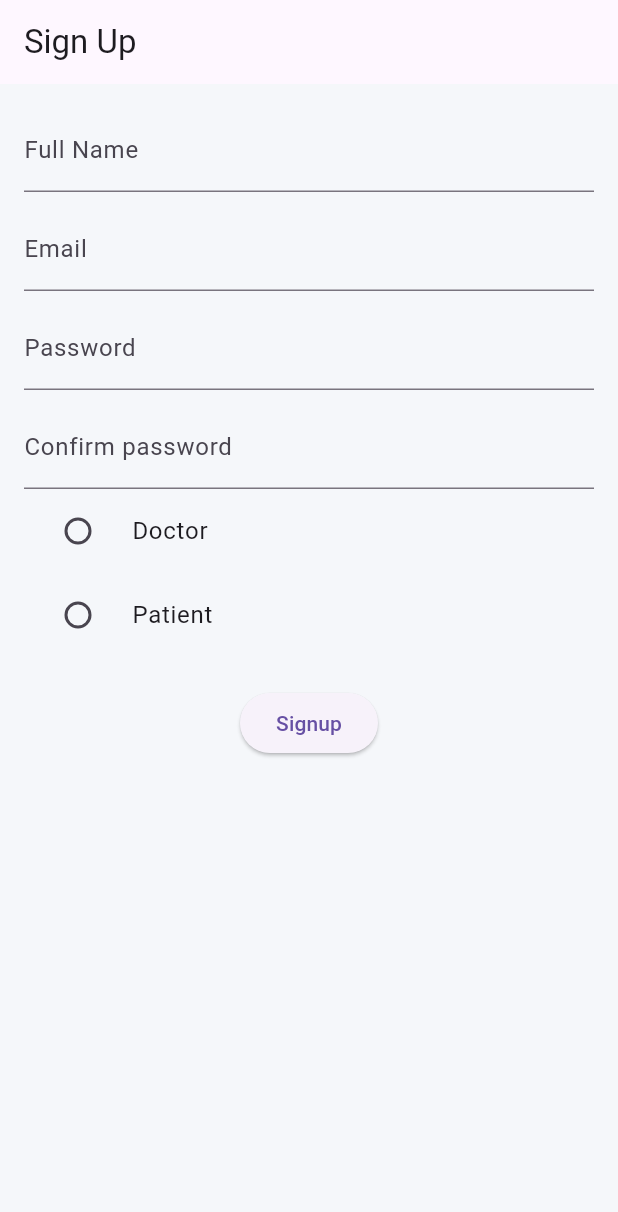
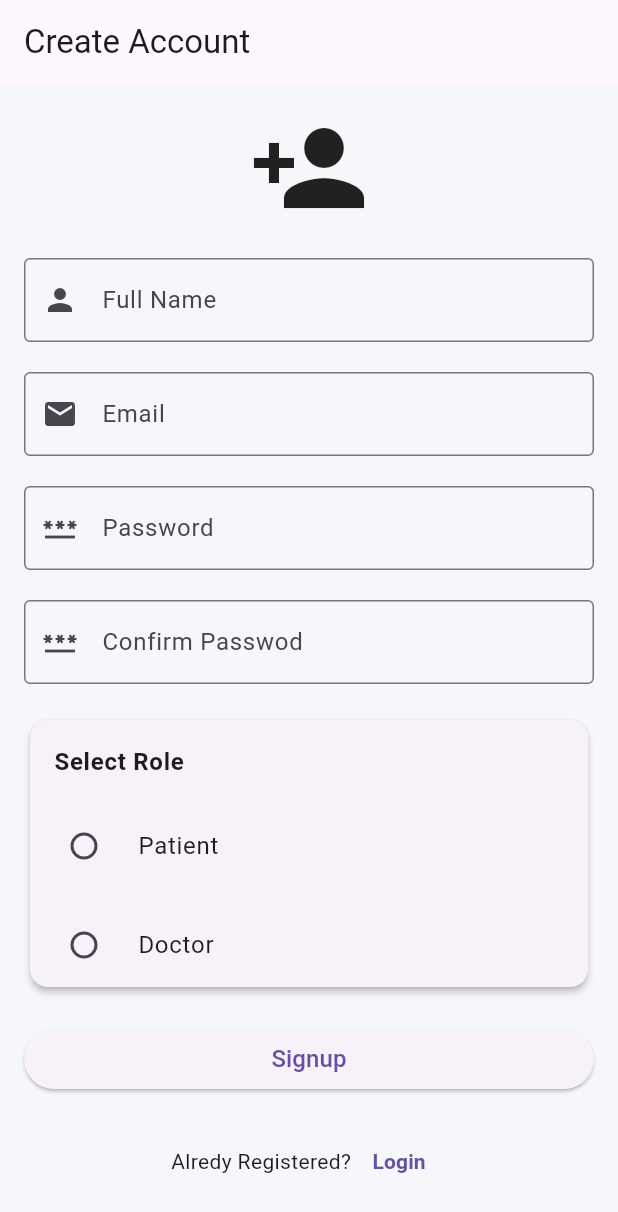
Before and after one commit to OmkarLondhe10/Online_Doctor_Appointment_System, a Flutter app: the screen it shows after launch, on a phone screen of 412 x 824 dp. Shown: the top 1212 px of the screen. Run offline on Flutter 3.47's test engine with Material 3 defaults, Android fonts, the light colour scheme and no system bars.

Commit message:
Login and Signup Ui fixes done

```diff
--- a/lib/main.dart
+++ b/lib/main.dart
@@ -18,7 +18,7 @@ class MyApp extends StatelessWidget {
       primaryColor: primaryColor,
       scaffoldBackgroundColor: bgColor,
         ),
-      home: RegisterScreen(),
+      home: SignupScreen(),
     );
   }
 }
--- a/lib/screens/signup_screen.dart
+++ b/lib/screens/signup_screen.dart
@@ -1,14 +1,14 @@
 import 'package:flutter/material.dart';
 import 'package:online_doctor_appointment_system_frontend/screens/login_screen.dart';
 
-class RegisterScreen extends StatefulWidget {
-  const RegisterScreen({super.key});
+class SignupScreen extends StatefulWidget {
+  const SignupScreen({super.key});
 
   @override
-  State<RegisterScreen> createState() => _SignupScreenState();
+  State<SignupScreen> createState() => _SignupScreenState();
 }
 
-class _SignupScreenState extends State<RegisterScreen> {
+class _SignupScreenState extends State<SignupScreen> {
   final TextEditingController namecontroller = TextEditingController();
   final TextEditingController emailcontroller = TextEditingController();
   final TextEditingController passwordcontroller = TextEditingController();
@@ -49,39 +49,84 @@ class _SignupScreenState extends State<RegisterScreen> {
   @override
   Widget build(BuildContext context) {
     return Scaffold(
-      appBar: AppBar(title: Text("Sign Up")),
+      appBar: AppBar(
+        title: Text("Create Account"),
+      ),
       body: SingleChildScrollView(
-        padding: const EdgeInsets.all(16),
+        padding: EdgeInsets.all(16),
+        child: Column(
+          crossAxisAlignment: CrossAxisAlignment.stretch,
+          children: [
+            const Icon(Icons.person_add, size: 80),
+            const SizedBox(height: 20),
+
+          TextField(
+            controller: namecontroller,
+            decoration: const InputDecoration(
+              labelText: "Full Name",
+              prefixIcon: Icon(Icons.person),
+              border: OutlineInputBorder(),
+            ),
+          ),
+
+        const SizedBox(height: 20),
+
+        TextField(
+          controller: emailcontroller,
+          decoration: const InputDecoration(
+            labelText: "Email",
+            prefixIcon: Icon(Icons.email),
+            border: OutlineInputBorder(),
+          ),
+        ),
+
+        const SizedBox(height: 20),
+
+        TextField(
+          controller: passwordcontroller,
+          decoration: const InputDecoration(
+            labelText: "Password",
+            prefixIcon: Icon(Icons.password),
+            border: OutlineInputBorder(),
+          ),
+        ),
+
+        const SizedBox(height: 20),
+
+        TextField(
+          controller: confirmPasswordController,
+          decoration: const InputDecoration(
+            labelText: "Confirm Passwod",
+            prefixIcon: Icon(Icons.password),
+            border: OutlineInputBorder(),
+          ),
+        ),
+
+        const SizedBox(height: 20),
+
+          Card(
+            elevation: 2,
             child: Column(
               children: [
-            TextField(
-              controller: namecontroller,
-              decoration: const InputDecoration(labelText: "Full Name"),
+                const ListTile(
+                  title: Text("Select Role",
+                  style: TextStyle(fontWeight: FontWeight.bold),
+                  ),
+                ),
+
+              RadioListTile(
+                title: const Text("Patient"),
+                value: "patient",
+                groupValue: role,
+                onChanged: (value) {
+                  setState(() {
+                    role = value!;
+                  });
+                },
               ),
 
             SizedBox(height: 10),
 
-            TextField(
-              controller: emailcontroller,
-              decoration: const InputDecoration(labelText: "Email"),
-            ),
-
-            SizedBox(height: 10),
-
-            TextField(
-              controller: passwordcontroller,
-              decoration: const InputDecoration(labelText: "Password"),
-            ),
-
-            SizedBox(height: 10),
-
-            TextField(
-              controller: confirmPasswordController,
-              decoration: const InputDecoration(labelText: "Confirm password"),
-            ),
-
-            Column(
-              children: [
             RadioListTile(
                 title: const Text("Doctor"),
                 value: "doctor",
@@ -92,26 +137,29 @@ class _SignupScreenState extends State<RegisterScreen> {
                   });
                 },
               ),
+
+
               ],
             ),
+          ),
 
-            Column(
+          SizedBox(height: 20),
+
+          ElevatedButton(onPressed: signup, child: const Text("Signup",style: TextStyle(fontSize: 16)
+              ),
+            ),
+
+            SizedBox(height: 20),
+
+            Row(
+              mainAxisAlignment: MainAxisAlignment.center,
               children: [
-                RadioListTile(
-                  title: const Text("Patient"),
-                  value: "patient",
-                  groupValue: role,
-                  onChanged: (value) {
-                    setState(() {
-                      role = value!;
-                    });
-                  },
-                ),
+                const Text("Alredy Registered?"),
+                TextButton(onPressed: (){
+                  Navigator.pushReplacement(context, MaterialPageRoute(builder: (_)=> LoginScreen()));
+                }, child: const Text("Login",style: TextStyle(fontWeight: FontWeight.bold)))
               ],
-            ),
-            const SizedBox(height: 20),
-
-            ElevatedButton(onPressed: signup, child: const Text("Signup")),
+            )
           ],
         ),
       ),
```
Also changed, not shown: lib/screens/login_screen.dart (+54 -14 lines). Lines whose indentation alone changed are shown as unchanged.
